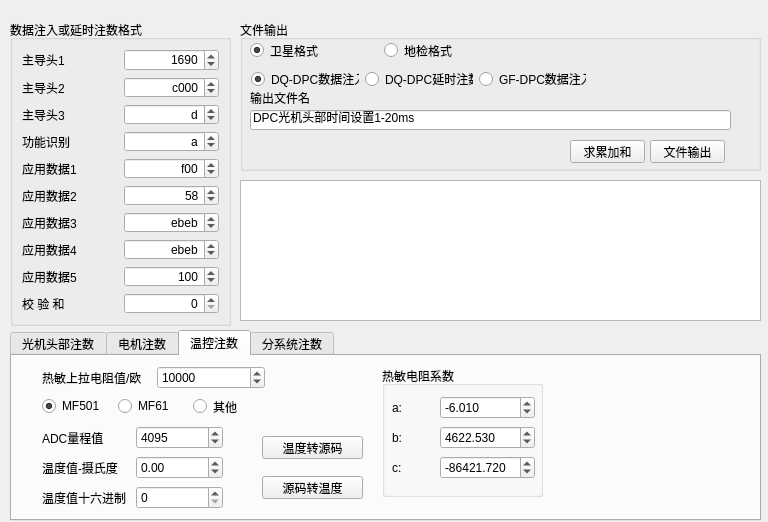
Old version of the form gui.ui in the repository angel263wy/DQ_TCGen.
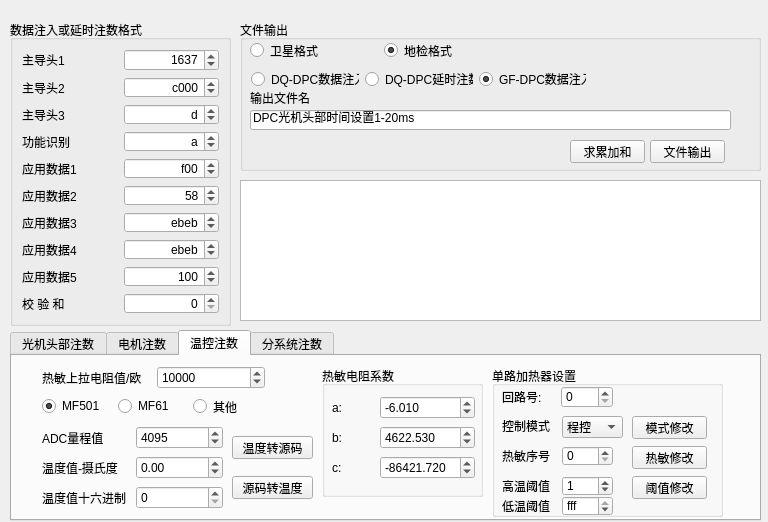
New version of the form. The open tabs and pages were chosen to show the change.

Patch:
```diff
--- a/gui.ui
+++ b/gui.ui
@@ -44,7 +44,7 @@
          <number>65535</number>
         </property>
         <property name="value">
-         <number>5776</number>
+         <number>5687</number>
         </property>
         <property name="displayIntegerBase">
          <number>16</number>
@@ -411,7 +411,7 @@
         <string>卫星格式</string>
        </property>
        <property name="checked">
-        <bool>true</bool>
+        <bool>false</bool>
        </property>
       </widget>
      </item>
@@ -420,6 +420,9 @@
        <property name="text">
         <string>地检格式</string>
        </property>
+       <property name="checked">
+        <bool>true</bool>
+       </property>
       </widget>
      </item>
     </layout>
@@ -440,7 +443,7 @@
         <string>DQ-DPC数据注入</string>
        </property>
        <property name="checked">
-        <bool>true</bool>
+        <bool>false</bool>
        </property>
       </widget>
      </item>
@@ -457,7 +460,7 @@
         <string>GF-DPC数据注入</string>
        </property>
        <property name="checked">
-        <bool>false</bool>
+        <bool>true</bool>
        </property>
       </widget>
      </item>
@@ -1122,9 +1125,9 @@
     <widget class="QPushButton" name="pushButton_wk_t2dn">
      <property name="geometry">
       <rect>
-       <x>250</x>
+       <x>220</x>
        <y>80</y>
-       <width>101</width>
+       <width>81</width>
        <height>23</height>
       </rect>
      </property>
@@ -1135,9 +1138,9 @@
     <widget class="QPushButton" name="pushButton_wk_dn2t">
      <property name="geometry">
       <rect>
-       <x>250</x>
+       <x>220</x>
        <y>120</y>
-       <width>101</width>
+       <width>81</width>
        <height>23</height>
       </rect>
      </property>
@@ -1300,7 +1303,7 @@
     <widget class="QGroupBox" name="groupBox_3">
      <property name="geometry">
       <rect>
-       <x>370</x>
+       <x>310</x>
        <y>10</y>
        <width>161</width>
        <height>131</height>
@@ -1415,6 +1418,248 @@
       </layout>
      </widget>
     </widget>
+    <widget class="QGroupBox" name="groupBox_4">
+     <property name="geometry">
+      <rect>
+       <x>480</x>
+       <y>10</y>
+       <width>231</width>
+       <height>151</height>
+      </rect>
+     </property>
+     <property name="title">
+      <string>单路加热器设置</string>
+     </property>
+     <widget class="QLabel" name="label_39">
+      <property name="geometry">
+       <rect>
+        <x>10</x>
+        <y>50</y>
+        <width>51</width>
+        <height>20</height>
+       </rect>
+      </property>
+      <property name="text">
+       <string>控制模式</string>
+      </property>
+     </widget>
+     <widget class="QComboBox" name="comboBox_wk_htmode">
+      <property name="geometry">
+       <rect>
+        <x>70</x>
+        <y>50</y>
+        <width>61</width>
+        <height>22</height>
+       </rect>
+      </property>
+      <item>
+       <property name="text">
+        <string>程控</string>
+       </property>
+      </item>
+      <item>
+       <property name="text">
+        <string>常开</string>
+       </property>
+      </item>
+      <item>
+       <property name="text">
+        <string>常关</string>
+       </property>
+      </item>
+     </widget>
+     <widget class="QLabel" name="label_40">
+      <property name="geometry">
+       <rect>
+        <x>10</x>
+        <y>80</y>
+        <width>51</width>
+        <height>20</height>
+       </rect>
+      </property>
+      <property name="text">
+       <string>热敏序号</string>
+      </property>
+     </widget>
+     <widget class="QSpinBox" name="spinBox_wk_resnum">
+      <property name="geometry">
+       <rect>
+        <x>70</x>
+        <y>80</y>
+        <width>51</width>
+        <height>20</height>
+       </rect>
+      </property>
+      <property name="alignment">
+       <set>Qt::AlignLeading|Qt::AlignLeft|Qt::AlignVCenter</set>
+      </property>
+      <property name="suffix">
+       <string/>
+      </property>
+      <property name="prefix">
+       <string/>
+      </property>
+      <property name="maximum">
+       <number>13</number>
+      </property>
+     </widget>
+     <widget class="QWidget" name="layoutWidget">
+      <property name="geometry">
+       <rect>
+        <x>10</x>
+        <y>20</y>
+        <width>111</width>
+        <height>22</height>
+       </rect>
+      </property>
+      <layout class="QHBoxLayout" name="horizontalLayout_40">
+       <item>
+        <widget class="QLabel" name="label_38">
+         <property name="text">
+          <string>回路号:</string>
+         </property>
+        </widget>
+       </item>
+       <item>
+        <widget class="QSpinBox" name="spinBox_wk_htnum">
+         <property name="alignment">
+          <set>Qt::AlignLeading|Qt::AlignLeft|Qt::AlignVCenter</set>
+         </property>
+         <property name="suffix">
+          <string/>
+         </property>
+         <property name="prefix">
+          <string/>
+         </property>
+         <property name="maximum">
+          <number>13</number>
+         </property>
+        </widget>
+       </item>
+      </layout>
+     </widget>
+     <widget class="QLabel" name="label_41">
+      <property name="geometry">
+       <rect>
+        <x>10</x>
+        <y>110</y>
+        <width>51</width>
+        <height>20</height>
+       </rect>
+      </property>
+      <property name="text">
+       <string>高温阈值</string>
+      </property>
+     </widget>
+     <widget class="QLabel" name="label_42">
+      <property name="geometry">
+       <rect>
+        <x>10</x>
+        <y>130</y>
+        <width>51</width>
+        <height>20</height>
+       </rect>
+      </property>
+      <property name="text">
+       <string>低温阈值</string>
+      </property>
+     </widget>
+     <widget class="QSpinBox" name="spinBox_wk_hthigh">
+      <property name="geometry">
+       <rect>
+        <x>70</x>
+        <y>110</y>
+        <width>51</width>
+        <height>20</height>
+       </rect>
+      </property>
+      <property name="alignment">
+       <set>Qt::AlignLeading|Qt::AlignLeft|Qt::AlignVCenter</set>
+      </property>
+      <property name="suffix">
+       <string/>
+      </property>
+      <property name="prefix">
+       <string/>
+      </property>
+      <property name="maximum">
+       <number>4095</number>
+      </property>
+      <property name="value">
+       <number>1</number>
+      </property>
+      <property name="displayIntegerBase">
+       <number>16</number>
+      </property>
+     </widget>
+     <widget class="QSpinBox" name="spinBox_wk_htlow">
+      <property name="geometry">
+       <rect>
+        <x>70</x>
+        <y>130</y>
+        <width>51</width>
+        <height>20</height>
+       </rect>
+      </property>
+      <property name="alignment">
+       <set>Qt::AlignLeading|Qt::AlignLeft|Qt::AlignVCenter</set>
+      </property>
+      <property name="suffix">
+       <string/>
+      </property>
+      <property name="prefix">
+       <string/>
+      </property>
+      <property name="maximum">
+       <number>4095</number>
+      </property>
+      <property name="value">
+       <number>4095</number>
+      </property>
+      <property name="displayIntegerBase">
+       <number>16</number>
+      </property>
+     </widget>
+     <widget class="QPushButton" name="pushButton_wk_htmode">
+      <property name="geometry">
+       <rect>
+        <x>140</x>
+        <y>50</y>
+        <width>75</width>
+        <height>23</height>
+       </rect>
+      </property>
+      <property name="text">
+       <string>模式修改</string>
+      </property>
+     </widget>
+     <widget class="QPushButton" name="pushButton_wk_resnum">
+      <property name="geometry">
+       <rect>
+        <x>140</x>
+        <y>80</y>
+        <width>75</width>
+        <height>23</height>
+       </rect>
+      </property>
+      <property name="text">
+       <string>热敏修改</string>
+      </property>
+     </widget>
+     <widget class="QPushButton" name="pushButton_wk_htthrehold">
+      <property name="geometry">
+       <rect>
+        <x>140</x>
+        <y>110</y>
+        <width>75</width>
+        <height>23</height>
+       </rect>
+      </property>
+      <property name="text">
+       <string>阈值修改</string>
+      </property>
+     </widget>
+    </widget>
    </widget>
    <widget class="QWidget" name="tab_3">
     <attribute name="title">
```
Left out of the diff: 57 changed lines with no effect on the pictures.
